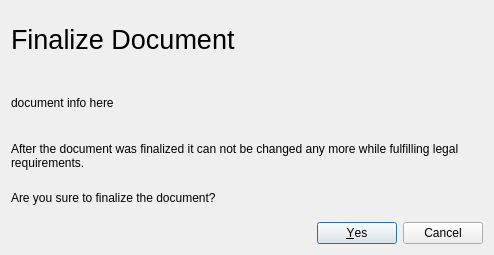
Before: the Qt Designer form src/finalizedoc.ui in dragotin/kraft, drawn with Qt 5.
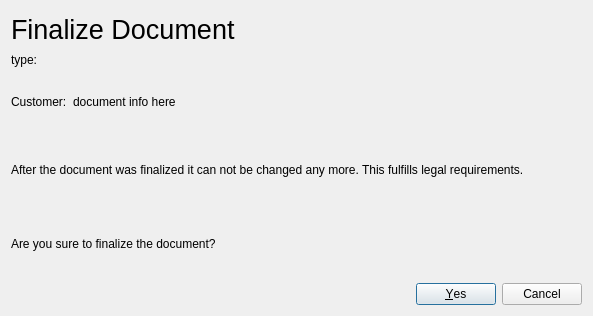
After: the same form once the commit is applied. Icons and pictures are not drawn.

Commit message: Add Draft marker to the doc, improve finalize dialog

```diff
--- a/src/finalizedoc.ui
+++ b/src/finalizedoc.ui
@@ -6,8 +6,8 @@
    <rect>
     <x>0</x>
     <y>0</y>
-    <width>494</width>
-    <height>255</height>
+    <width>593</width>
+    <height>316</height>
    </rect>
   </property>
   <property name="windowTitle">
@@ -15,7 +15,7 @@
   </property>
   <layout class="QGridLayout" name="gridLayout">
    <item row="0" column="0">
-    <layout class="QHBoxLayout" name="horizontalLayout">
+    <layout class="QHBoxLayout" name="horizontalLayout_2">
      <item>
       <layout class="QVBoxLayout" name="verticalLayout">
        <item>
@@ -31,12 +31,51 @@
         </widget>
        </item>
        <item>
-        <widget class="QLabel" name="_docLabelIntro">
+        <widget class="QLabel" name="_docTypeLabel">
+         <property name="sizePolicy">
+          <sizepolicy hsizetype="Maximum" vsizetype="Preferred">
+           <horstretch>0</horstretch>
+           <verstretch>0</verstretch>
+          </sizepolicy>
+         </property>
          <property name="text">
-          <string>document info here</string>
+          <string>type:</string>
+         </property>
+         <property name="alignment">
+          <set>Qt::AlignmentFlag::AlignLeading|Qt::AlignmentFlag::AlignLeft|Qt::AlignmentFlag::AlignTop</set>
          </property>
         </widget>
        </item>
+       <item>
+        <layout class="QHBoxLayout" name="horizontalLayout">
+         <item>
+          <widget class="QLabel" name="label_5">
+           <property name="sizePolicy">
+            <sizepolicy hsizetype="Maximum" vsizetype="Preferred">
+             <horstretch>0</horstretch>
+             <verstretch>0</verstretch>
+            </sizepolicy>
+           </property>
+           <property name="text">
+            <string>Customer:</string>
+           </property>
+           <property name="alignment">
+            <set>Qt::AlignmentFlag::AlignLeading|Qt::AlignmentFlag::AlignLeft|Qt::AlignmentFlag::AlignTop</set>
+           </property>
+          </widget>
+         </item>
+         <item>
+          <widget class="QLabel" name="_docLabelIntro">
+           <property name="text">
+            <string>document info here</string>
+           </property>
+           <property name="alignment">
+            <set>Qt::AlignmentFlag::AlignLeading|Qt::AlignmentFlag::AlignLeft|Qt::AlignmentFlag::AlignTop</set>
+           </property>
+          </widget>
+         </item>
+        </layout>
+       </item>
       </layout>
      </item>
      <item>
@@ -69,7 +108,10 @@
    <item row="1" column="0">
     <widget class="QLabel" name="label_2">
      <property name="text">
-      <string>After the document was finalized it can not be changed any more while fulfilling legal requirements.</string>
+      <string>After the document was finalized it can not be changed any more. This fulfills legal requirements.</string>
+     </property>
+     <property name="textFormat">
+      <enum>Qt::TextFormat::RichText</enum>
      </property>
      <property name="scaledContents">
       <bool>false</bool>
```
Left out of the diff: 4 changed lines with no effect on the pictures. The commit also changes 5 other files.
